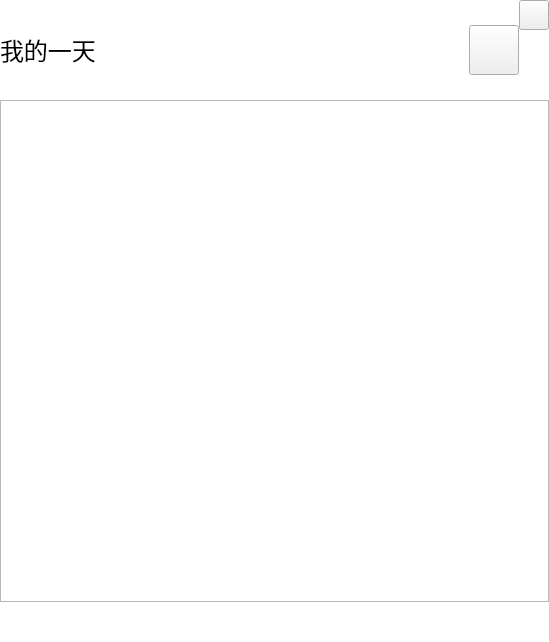
Qt form Easygtd/smallwindows.ui (topologicalstructure/HCIProject) before a commit.
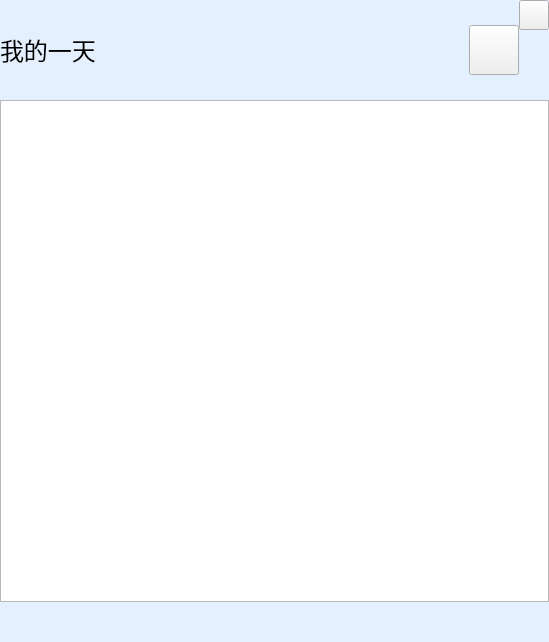
The same form after that commit. Custom widgets are drawn as their Qt base class.

Diff of the .ui file:
```diff
--- a/Easygtd/smallwindows.ui
+++ b/Easygtd/smallwindows.ui
@@ -20,8 +20,8 @@
    <string>MainWindow</string>
   </property>
   <property name="styleSheet">
-   <string notr="true">QMainWindow{
-    background-color: rgb(255, 255, 255);
+   <string notr="true">QMainWindow#smallwindows{
+    background-color:rgb(229,240,255);
 }</string>
   </property>
   <widget class="QWidget" name="centralwidget">
@@ -62,6 +62,11 @@
           <pointsize>18</pointsize>
          </font>
         </property>
+        <property name="styleSheet">
+         <string notr="true">QLabel#label{
+    background-color:rgb(229,240,255);
+}</string>
+        </property>
         <property name="text">
          <string>我的一天</string>
         </property>
@@ -147,6 +152,9 @@
             <pointsize>12</pointsize>
            </font>
           </property>
+          <property name="styleSheet">
+           <string notr="true"/>
+          </property>
           <property name="text">
            <string/>
           </property>
```
Left out of the diff: 8 changed lines with no effect on the pictures.
